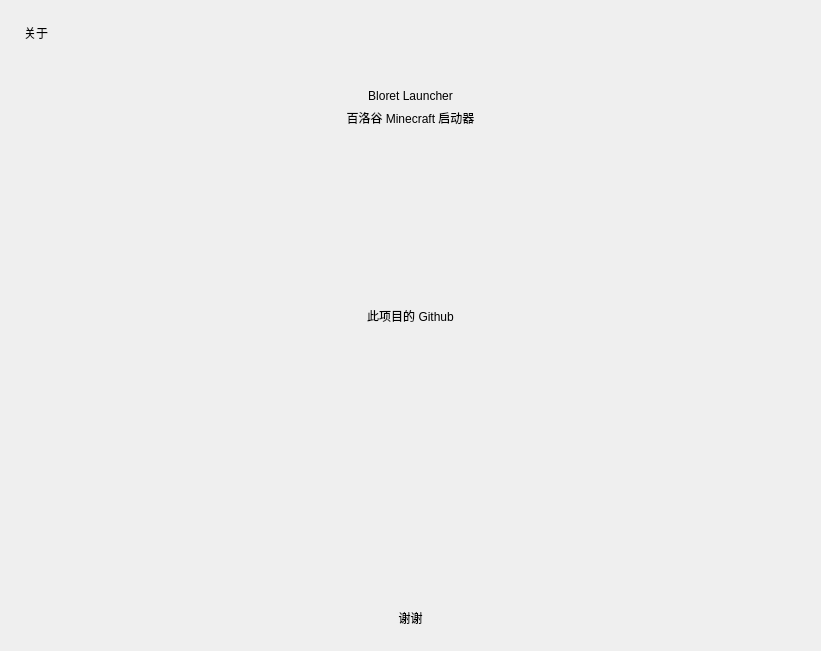
Above: ui/info.ui from BloretCrew/Bloret-Launcher before the change. Below: the same form after it.
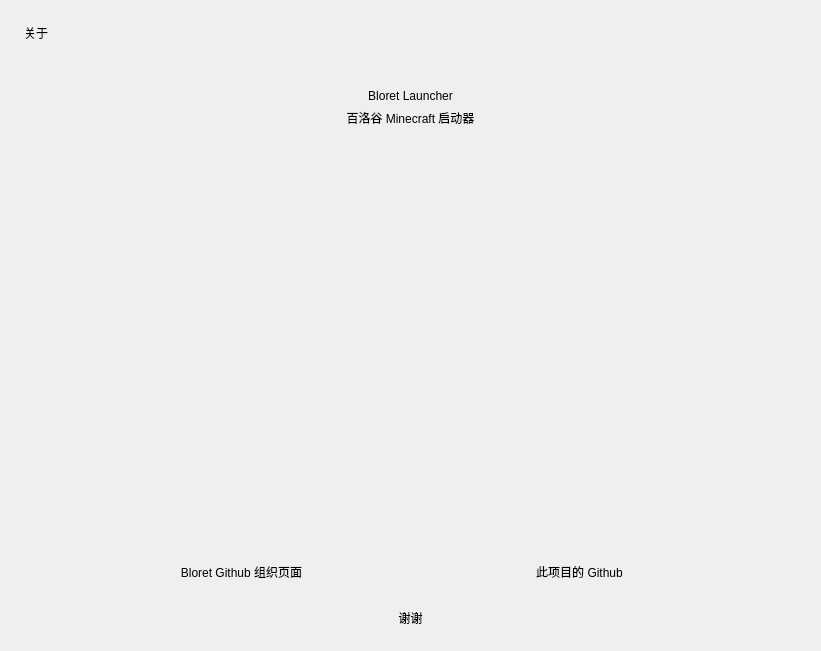
That is the form after the change. Icons and pictures are not drawn. Custom widgets are drawn as their Qt base class.

```diff
--- a/ui/info.ui
+++ b/ui/info.ui
@@ -53,21 +53,7 @@
         <height>543</height>
        </rect>
       </property>
-      <layout class="QVBoxLayout" name="verticalLayout_3">
-       <item>
         <layout class="QVBoxLayout" name="verticalLayout">
-         <property name="leftMargin">
-          <number>48</number>
-         </property>
-         <property name="topMargin">
-          <number>0</number>
-         </property>
-         <property name="rightMargin">
-          <number>48</number>
-         </property>
-         <property name="bottomMargin">
-          <number>0</number>
-         </property>
          <item>
           <layout class="QHBoxLayout" name="horizontalLayout">
            <item>
@@ -133,26 +119,20 @@
           </widget>
          </item>
          <item>
-          <spacer name="verticalSpacer_2">
+        <spacer name="verticalSpacer">
            <property name="orientation">
             <enum>Qt::Vertical</enum>
            </property>
            <property name="sizeHint" stdset="0">
             <size>
              <width>20</width>
-             <height>40</height>
+           <height>106</height>
             </size>
            </property>
           </spacer>
          </item>
          <item>
           <layout class="QHBoxLayout" name="horizontalLayout_3">
-           <property name="leftMargin">
-            <number>0</number>
-           </property>
-           <property name="rightMargin">
-            <number>0</number>
-           </property>
            <item>
             <spacer name="horizontalSpacer_3">
              <property name="orientation">
@@ -166,6 +146,32 @@
              </property>
             </spacer>
            </item>
+         <item>
+          <widget class="PushButton" name="pushButton_2">
+           <property name="minimumSize">
+            <size>
+             <width>245</width>
+             <height>20</height>
+            </size>
+           </property>
+           <property name="text">
+            <string>Bloret Github 组织页面</string>
+           </property>
+          </widget>
+         </item>
+         <item>
+          <spacer name="horizontalSpacer">
+           <property name="orientation">
+            <enum>Qt::Horizontal</enum>
+           </property>
+           <property name="sizeHint" stdset="0">
+            <size>
+             <width>40</width>
+             <height>20</height>
+            </size>
+           </property>
+          </spacer>
+         </item>
            <item>
             <widget class="PushButton" name="button_github">
              <property name="sizePolicy">
@@ -230,21 +236,6 @@
           </layout>
          </item>
         </layout>
-       </item>
-       <item>
-        <spacer name="verticalSpacer">
-         <property name="orientation">
-          <enum>Qt::Vertical</enum>
-         </property>
-         <property name="sizeHint" stdset="0">
-          <size>
-           <width>20</width>
-           <height>106</height>
-          </size>
-         </property>
-        </spacer>
-       </item>
-      </layout>
      </widget>
     </widget>
    </item>
@@ -275,22 +266,12 @@
   </layout>
  </widget>
  <customwidgets>
-  <customwidget>
-   <class>PushButton</class>
-   <extends>QPushButton</extends>
-   <header>qfluentwidgets</header>
-  </customwidget>
   <customwidget>
    <class>SmoothScrollArea</class>
    <extends>QScrollArea</extends>
    <header>qfluentwidgets</header>
    <container>1</container>
   </customwidget>
-  <customwidget>
-   <class>CaptionLabel</class>
-   <extends>QLabel</extends>
-   <header>qfluentwidgets</header>
-  </customwidget>
   <customwidget>
    <class>SubtitleLabel</class>
    <extends>QLabel</extends>
@@ -298,6 +279,16 @@
   </customwidget>
   <customwidget>
    <class>TitleLabel</class>
+   <extends>QLabel</extends>
+   <header location="global">qfluentwidgets</header>
+  </customwidget>
+  <customwidget>
+   <class>PushButton</class>
+   <extends>QPushButton</extends>
+   <header location="global">qfluentwidgets</header>
+  </customwidget>
+  <customwidget>
+   <class>CaptionLabel</class>
    <extends>QLabel</extends>
    <header>qfluentwidgets</header>
   </customwidget>
```
Left out of the diff: 4 changed lines with no effect on the pictures. Lines whose indentation alone changed are shown as unchanged.
